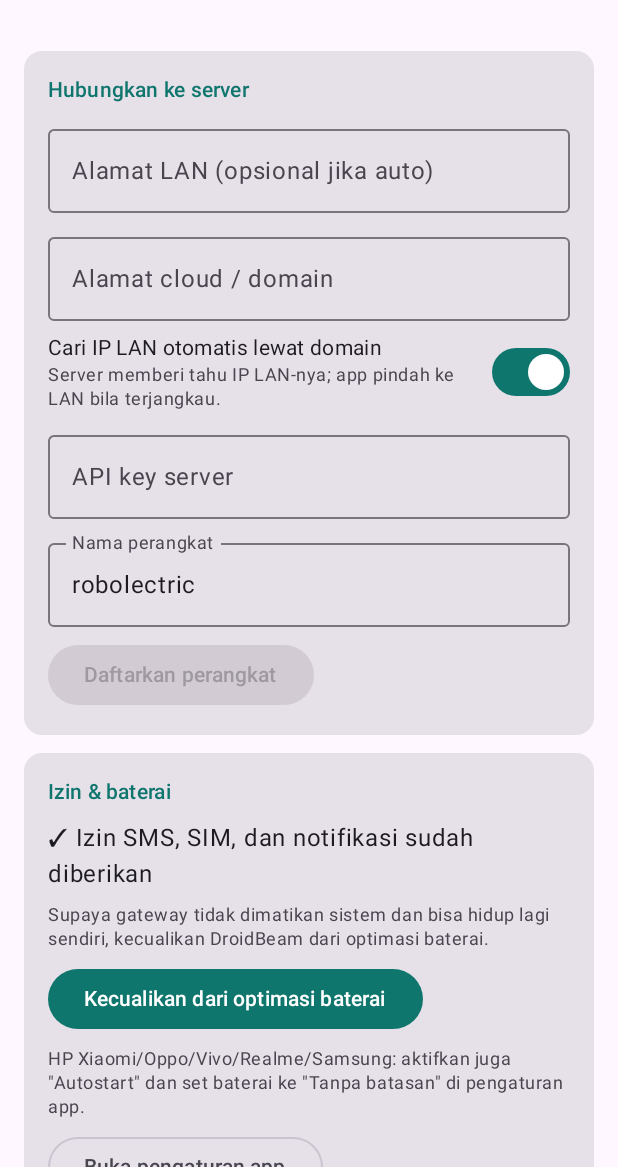
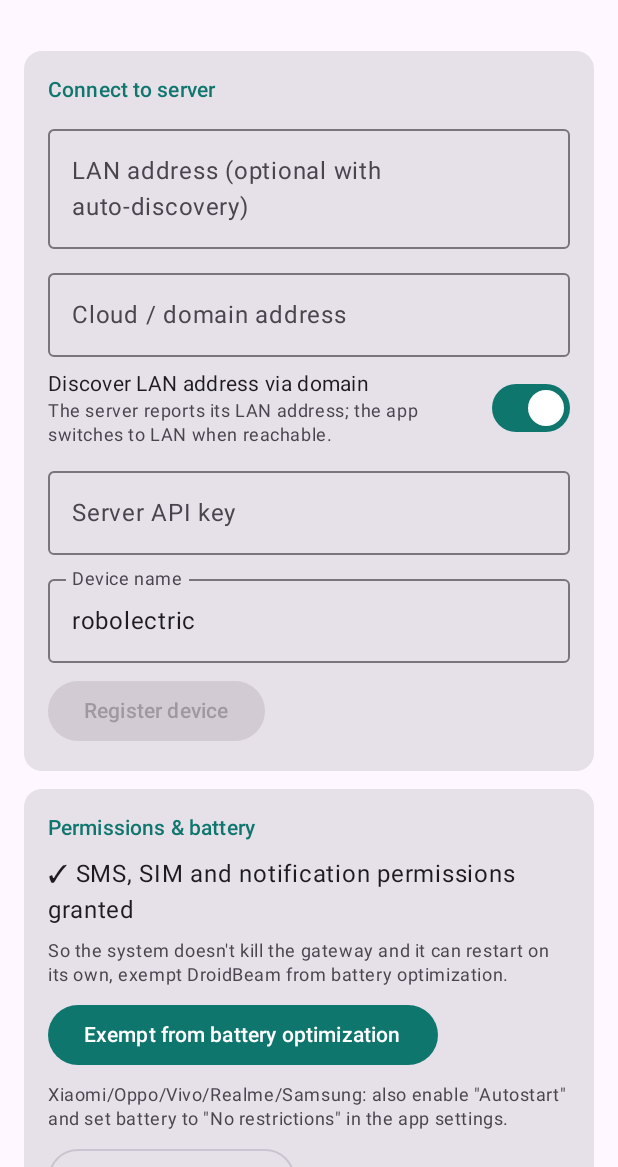
Before and after one commit to rayenking/DroidBeam, an Android app built with Jetpack Compose: the screen it shows after launch (MainActivity), on a phone screen of 412 x 824 dp, the part 69-1236 px from its top. Run offline under Robolectric (Android 15) with nearby library versions, the phone set to English and light mode, and no system bars.

Commit message:
Switch everything to English, add release build script (v0.1.1)
- README, dashboard, Android app UI/logs and scripts are now in English
- scripts/build-release.sh builds server binaries (Linux amd64/arm64/armv7,
  macOS amd64/arm64, Windows amd64), the signed APK and SHA256SUMS
- server: "version" subcommand, version injected at build time
- Android app version 0.1.1 (versionCode 2)

Co-Authored-By: Claude Opus 5.5 <noreply@anthropic.com>

```diff
--- a/android/app/build.gradle.kts
+++ b/android/app/build.gradle.kts
@@ -14,8 +14,8 @@ android {
         applicationId = "com.droidbeam.gateway"
         minSdk = 26
         targetSdk = 35
-        versionCode = 1
-        versionName = "0.1.0"
+        versionCode = 2
+        versionName = "0.1.1"
     }
 
     // Release signing comes from android/keystore.properties (not in git).
--- a/android/app/src/main/java/com/droidbeam/gateway/ApiClient.kt
+++ b/android/app/src/main/java/com/droidbeam/gateway/ApiClient.kt
@@ -138,7 +138,7 @@ class ApiClient(
             if (candidate == primaryUrl) continue
             if (probe(candidate, info.serverId)) {
                 discover(candidate, info.serverId)
-                GatewayState.log("IP LAN server ditemukan lewat domain: $candidate")
+                GatewayState.log("Server LAN address found via domain: $candidate")
                 switchTo(0)
                 return
             }
@@ -172,7 +172,7 @@ class ApiClient(
                 lastError = e
             }
         }
-        throw lastError ?: IOException("Alamat server belum diisi")
+        throw lastError ?: IOException("Server address not set")
     }
 
     private fun switchTo(i: Int) {
@@ -180,7 +180,7 @@ class ApiClient(
         activeIndex = i
         if (i != 0) lastPrimaryProbe = System.currentTimeMillis()
         GatewayState.setEndpoint(endpointLabel(i), slot(i))
-        if (changed) GatewayState.log("Beralih ke alamat ${endpointLabel(i)}: ${slot(i)}")
+        if (changed) GatewayState.log("Switched to ${endpointLabel(i)} address: ${slot(i)}")
     }
 
     private fun device(url: String): Request.Builder {
--- a/android/app/src/main/java/com/droidbeam/gateway/App.kt
+++ b/android/app/src/main/java/com/droidbeam/gateway/App.kt
@@ -11,7 +11,7 @@ class App : Application() {
             CHANNEL_GATEWAY,
             "Status gateway",
             NotificationManager.IMPORTANCE_LOW,
-        ).apply { description = "Notifikasi tetap saat gateway SMS berjalan" }
+        ).apply { description = "Persistent notification while the SMS gateway is running" }
         getSystemService(NotificationManager::class.java).createNotificationChannel(channel)
     }
 
--- a/android/app/src/main/java/com/droidbeam/gateway/BootReceiver.kt
+++ b/android/app/src/main/java/com/droidbeam/gateway/BootReceiver.kt
@@ -14,7 +14,7 @@ class BootReceiver : BroadcastReceiver() {
             "com.htc.intent.action.QUICKBOOT_POWERON" -> {
                 val prefs = Prefs(context)
                 if (!prefs.enabled || !prefs.isRegistered) return
-                GatewayState.log("Menyalakan gateway setelah ${if (intent.action == Intent.ACTION_MY_PACKAGE_REPLACED) "update app" else "HP dinyalakan"}")
+                GatewayState.log("Starting gateway after ${if (intent.action == Intent.ACTION_MY_PACKAGE_REPLACED) "app update" else "boot"}")
                 WatchdogWorker.schedule(context)
                 GatewayService.ensureRunning(context)
             }
--- a/android/app/src/main/java/com/droidbeam/gateway/MainActivity.kt
+++ b/android/app/src/main/java/com/droidbeam/gateway/MainActivity.kt
@@ -134,28 +134,28 @@ class MainActivity : ComponentActivity() {
         var error by remember { mutableStateOf<String?>(null) }
         val scope = rememberCoroutineScope()
 
-        Section("Hubungkan ke server") {
+        Section("Connect to server") {
             OutlinedTextField(
                 url, { url = it }, Modifier.fillMaxWidth(),
-                label = { Text("Alamat LAN (opsional jika auto)") }, singleLine = true,
+                label = { Text("LAN address (optional with auto-discovery)") }, singleLine = true,
                 placeholder = { Text("http://192.168.1.10:8080") },
                 keyboardOptions = KeyboardOptions(keyboardType = KeyboardType.Uri),
             )
             OutlinedTextField(
                 fallback, { fallback = it }, Modifier.fillMaxWidth(),
-                label = { Text("Alamat cloud / domain") }, singleLine = true,
+                label = { Text("Cloud / domain address") }, singleLine = true,
                 placeholder = { Text("https://sms.domainmu.com") },
                 keyboardOptions = KeyboardOptions(keyboardType = KeyboardType.Uri),
             )
             AutoLanSwitch(autoLan) { autoLan = it }
             OutlinedTextField(
                 apiKey, { apiKey = it }, Modifier.fillMaxWidth(),
-                label = { Text("API key server") }, singleLine = true,
+                label = { Text("Server API key") }, singleLine = true,
                 visualTransformation = PasswordVisualTransformation(),
             )
             OutlinedTextField(
                 name, { name = it }, Modifier.fillMaxWidth(),
-                label = { Text("Nama perangkat") }, singleLine = true,
+                label = { Text("Device name") }, singleLine = true,
             )
             error?.let { Text(it, color = MaterialTheme.colorScheme.error) }
             Button(
@@ -183,12 +183,12 @@ class MainActivity : ComponentActivity() {
                             prefs.deviceToken = reg.token
                             prefs.deviceId = reg.deviceId
                             prefs.deviceName = reg.name
-                            GatewayState.log("Terdaftar sebagai perangkat #${reg.deviceId}")
+                            GatewayState.log("Registered as device #${reg.deviceId}")
                             refresh()
-                        }.onFailure { error = "Gagal mendaftar: ${it.message ?: it.javaClass.simpleName}" }
+                        }.onFailure { error = "Registration failed: ${it.message ?: it.javaClass.simpleName}" }
                     }
                 },
-            ) { Text(if (busy) "Mendaftarkan…" else "Daftarkan perangkat") }
+            ) { Text(if (busy) "Registering…" else "Register device") }
         }
     }
 
@@ -206,24 +206,24 @@ class MainActivity : ComponentActivity() {
 
         Section("Server") {
             Text(
-                "Perangkat #${prefs.deviceId} · ${prefs.deviceName}",
+                "Device #${prefs.deviceId} · ${prefs.deviceName}",
                 style = MaterialTheme.typography.bodySmall,
                 color = MaterialTheme.colorScheme.onSurfaceVariant,
             )
             OutlinedTextField(
                 url, { url = it }, Modifier.fillMaxWidth(),
-                label = { Text("Alamat LAN") }, singleLine = true, enabled = !running,
+                label = { Text("LAN address") }, singleLine = true, enabled = !running,
                 keyboardOptions = KeyboardOptions(keyboardType = KeyboardType.Uri),
             )
             OutlinedTextField(
                 fallback, { fallback = it }, Modifier.fillMaxWidth(),
-                label = { Text("Alamat cloud / domain") }, singleLine = true, enabled = !running,
+                label = { Text("Cloud / domain address") }, singleLine = true, enabled = !running,
                 keyboardOptions = KeyboardOptions(keyboardType = KeyboardType.Uri),
             )
             AutoLanSwitch(autoLan, enabled = !running) { autoLan = it }
             if (running) {
                 Text(
-                    "Hentikan gateway untuk mengubah alamat.",
+                    "Stop the gateway to change addresses.",
                     style = MaterialTheme.typography.bodySmall,
                     color = MaterialTheme.colorScheme.onSurfaceVariant,
                 )
@@ -235,13 +235,13 @@ class MainActivity : ComponentActivity() {
                         prefs.serverUrl = url.trim().trimEnd('/')
                         prefs.fallbackUrl = fallback.trim().trimEnd('/')
                         prefs.autoLan = autoLan
-                        GatewayState.log("Alamat server diperbarui")
+                        GatewayState.log("Server addresses updated")
                     },
-                ) { Text("Simpan alamat") }
+                ) { Text("Save addresses") }
                 TextButton(
                     enabled = !running,
                     onClick = { prefs.clearRegistration(); refresh() },
-                ) { Text("Lepas perangkat") }
+                ) { Text("Unregister device") }
             }
         }
     }
@@ -250,9 +250,9 @@ class MainActivity : ComponentActivity() {
     private fun AutoLanSwitch(checked: Boolean, enabled: Boolean = true, onChange: (Boolean) -> Unit) {
         Row(verticalAlignment = Alignment.CenterVertically) {
             Column(Modifier.weight(1f)) {
-                Text("Cari IP LAN otomatis lewat domain", style = MaterialTheme.typography.bodyMedium)
+                Text("Discover LAN address via domain", style = MaterialTheme.typography.bodyMedium)
                 Text(
-                    "Server memberi tahu IP LAN-nya; app pindah ke LAN bila terjangkau.",
+                    "The server reports its LAN address; the app switches to LAN when reachable.",
                     style = MaterialTheme.typography.bodySmall,
                     color = MaterialTheme.colorScheme.onSurfaceVariant,
                 )
@@ -263,26 +263,26 @@ class MainActivity : ComponentActivity() {
 
     @Composable
     private fun PermissionCard() {
-        Section("Izin & baterai") {
+        Section("Permissions & battery") {
             if (permissionsOk) {
-                Text("✓ Izin SMS, SIM, dan notifikasi sudah diberikan")
+                Text("✓ SMS, SIM and notification permissions granted")
             } else {
-                Text("App butuh izin kirim/terima SMS, status SIM, dan notifikasi.")
-                Button(onClick = { permissionLauncher.launch(requiredPermissions) }) { Text("Berikan izin") }
+                Text("The app needs permission to send/receive SMS, read SIM status and show notifications.")
+                Button(onClick = { permissionLauncher.launch(requiredPermissions) }) { Text("Grant permissions") }
             }
             if (batteryExempt) {
-                Text("✓ DroidBeam dikecualikan dari optimasi baterai")
+                Text("✓ DroidBeam is exempt from battery optimization")
             } else {
                 Text(
-                    "Supaya gateway tidak dimatikan sistem dan bisa hidup lagi sendiri, " +
-                        "kecualikan DroidBeam dari optimasi baterai.",
+                    "So the system doesn't kill the gateway and it can restart on its own, " +
+                        "exempt DroidBeam from battery optimization.",
                     style = MaterialTheme.typography.bodySmall,
                     color = MaterialTheme.colorScheme.onSurfaceVariant,
                 )
-                Button(onClick = { requestBatteryExemption() }) { Text("Kecualikan dari optimasi baterai") }
+                Button(onClick = { requestBatteryExemption() }) { Text("Exempt from battery optimization") }
             }
             Text(
-                "HP Xiaomi/Oppo/Vivo/Realme/Samsung: aktifkan juga \"Autostart\" dan set baterai ke \"Tanpa batasan\" di pengaturan app.",
+                "Xiaomi/Oppo/Vivo/Realme/Samsung: also enable \"Autostart\" and set battery to \"No restrictions\" in the app settings.",
                 style = MaterialTheme.typography.bodySmall,
                 color = MaterialTheme.colorScheme.onSurfaceVariant,
             )
@@ -290,7 +290,7 @@ class MainActivity : ComponentActivity() {
                 startActivity(
                     Intent(Settings.ACTION_APPLICATION_DETAILS_SETTINGS, Uri.parse("package:$packageName")),
                 )
-            }) { Text("Buka pengaturan app") }
+            }) { Text("Open app settings") }
         }
     }
 
@@ -307,12 +307,12 @@ class MainActivity : ComponentActivity() {
         Section("Gateway") {
             Row(verticalAlignment = Alignment.CenterVertically) {
                 Column(Modifier.weight(1f)) {
-                    Text(if (state.running) "Berjalan" else "Berhenti", style = MaterialTheme.typography.titleMedium)
+                    Text(if (state.running) "Running" else "Stopped", style = MaterialTheme.typography.titleMedium)
                     val status = when {
-                        !state.running -> "Nyalakan untuk mulai mengirim dan meneruskan SMS"
-                        state.connected -> "Terhubung ke server"
+                        !state.running -> "Turn on to start sending and forwarding SMS"
+                        state.connected -> "Connected to server"
                         state.lastError != null -> state.lastError
-                        else -> "Menghubungkan…"
+                        else -> "Connecting…"
                     }
                     Text(status, style = MaterialTheme.typography.bodySmall, color = MaterialTheme.colorScheme.onSurfaceVariant)
                 }
@@ -327,21 +327,21 @@ class MainActivity : ComponentActivity() {
             }
             if (state.running && state.connected) {
                 Text(
-                    "Koneksi: ${state.endpointLabel ?: "-"}${state.endpointUrl?.let { " · $it" } ?: ""}",
+                    "Connection: ${state.endpointLabel ?: "-"}${state.endpointUrl?.let { " · $it" } ?: ""}",
                     style = MaterialTheme.typography.bodySmall,
                 )
             }
             Text(
-                "Baterai: ${state.battery ?: DeviceReporter.battery(this@MainActivity)?.describe() ?: "-"}",
+                "Battery: ${state.battery ?: DeviceReporter.battery(this@MainActivity)?.describe() ?: "-"}",
                 style = MaterialTheme.typography.bodySmall,
             )
             SimManager.list(this@MainActivity).forEach {
                 Text(it.describe(), style = MaterialTheme.typography.bodySmall)
             }
             Row(horizontalArrangement = Arrangement.spacedBy(16.dp)) {
-                Stat("Terkirim", state.sent)
-                Stat("Gagal", state.failed)
-                Stat("Masuk", state.received)
+                Stat("Sent", state.sent)
+                Stat("Failed", state.failed)
+                Stat("Received", state.received)
             }
         }
     }
@@ -356,9 +356,9 @@ class MainActivity : ComponentActivity() {
 
     @Composable
     private fun LogCard(lines: List<String>) {
-        Section("Aktivitas") {
+        Section("Activity") {
             if (lines.isEmpty()) {
-                Text("Belum ada aktivitas", color = MaterialTheme.colorScheme.onSurfaceVariant)
+                Text("No activity yet", color = MaterialTheme.colorScheme.onSurfaceVariant)
             } else {
                 lines.take(30).forEach {
                     Text(it, fontFamily = FontFamily.Monospace, fontSize = 12.sp)
--- a/android/app/src/main/java/com/droidbeam/gateway/ReportWorker.kt
+++ b/android/app/src/main/java/com/droidbeam/gateway/ReportWorker.kt
@@ -47,7 +47,7 @@ class ReportWorker(context: Context, params: WorkerParameters) : CoroutineWorker
         } catch (e: ApiException) {
             if (e.isClientError) {
                 // Retrying will not help (e.g. message unknown, token revoked).
-                GatewayState.log("Laporan ditolak server: ${e.message}")
+                GatewayState.log("Report rejected by server: ${e.message}")
                 Result.failure()
             } else {
                 Result.retry()
--- a/android/app/src/main/java/com/droidbeam/gateway/SimManager.kt
+++ b/android/app/src/main/java/com/droidbeam/gateway/SimManager.kt
@@ -22,7 +22,7 @@ object SimManager {
         val inService: Boolean,
         val defaultSms: Boolean,
     ) {
-        fun describe() = "SIM $slot · $carrier · ${if (inService) "ada sinyal" else "tanpa layanan"}" +
+        fun describe() = "SIM $slot · $carrier · ${if (inService) "in service" else "no service"}" +
             if (defaultSms) " · default SMS" else ""
     }
 
@@ -60,7 +60,7 @@ object SimManager {
         if (sims.isEmpty()) return null
         if (requestedSlot != null) {
             return sims.firstOrNull { it.slot == requestedSlot }
-                ?: throw IllegalArgumentException("SIM $requestedSlot tidak terpasang")
+                ?: throw IllegalArgumentException("SIM $requestedSlot is not installed")
         }
         val default = sims.firstOrNull { it.defaultSms }
         if (default != null && default.inService) return default
--- a/android/app/src/main/java/com/droidbeam/gateway/SmsReceiver.kt
+++ b/android/app/src/main/java/com/droidbeam/gateway/SmsReceiver.kt
@@ -24,7 +24,7 @@ class SmsReceiver : BroadcastReceiver() {
             val uid = UUID.nameUUIDFromBytes("$from|$receivedAt|$body".toByteArray()).toString()
             ReportWorker.enqueueIncoming(context, uid, from, body, receivedAt, sim)
             GatewayState.countReceived()
-            GatewayState.log("SMS masuk dari $from${sim?.let { " (SIM $it)" } ?: ""}")
+            GatewayState.log("Incoming SMS from $from${sim?.let { " (SIM $it)" } ?: ""}")
         }
     }
 }
--- a/android/app/src/main/java/com/droidbeam/gateway/WatchdogWorker.kt
+++ b/android/app/src/main/java/com/droidbeam/gateway/WatchdogWorker.kt
@@ -20,7 +20,7 @@ class WatchdogWorker(context: Context, params: WorkerParameters) : CoroutineWork
         val prefs = Prefs(applicationContext)
         if (!prefs.enabled || !prefs.isRegistered) return Result.success()
         if (!GatewayService.isRunning) {
-            GatewayState.log("Watchdog: menyalakan ulang gateway")
+            GatewayState.log("Watchdog: restarting gateway")
             GatewayService.ensureRunning(applicationContext)
         }
         return Result.success()
```
Also changed, not shown: android/app/src/main/java/com/droidbeam/gateway/DeviceReporter.kt (+4 -4 lines), android/app/src/main/java/com/droidbeam/gateway/GatewayService.kt (+15 -15 lines), android/app/src/main/java/com/droidbeam/gateway/SmsStatusReceiver.kt (+4 -4 lines), 8 other files.
